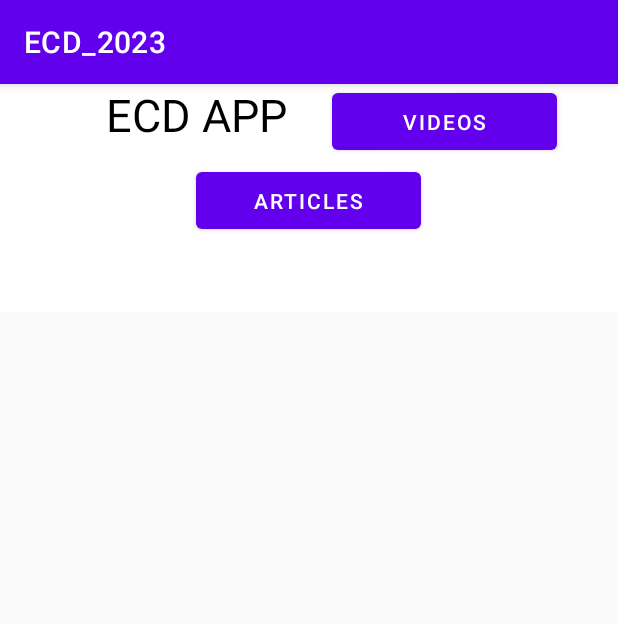
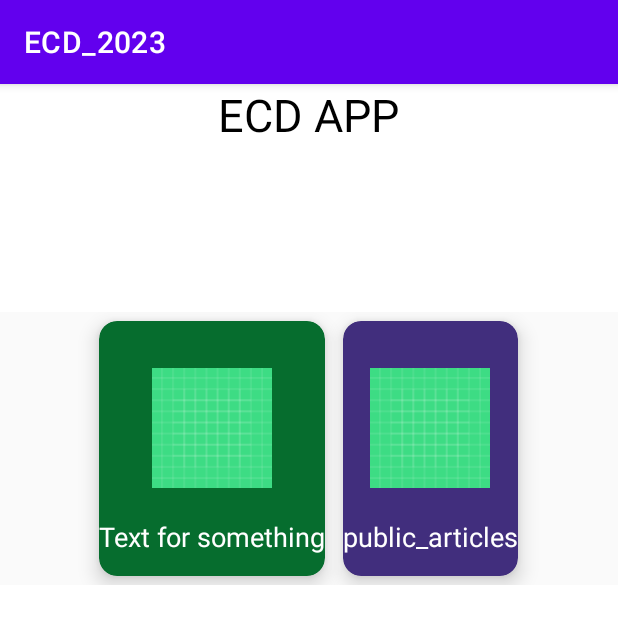
Before and after one commit to BeskarBaddie/ECDapp_2023, an Android app: the screen it shows after launch (Dashboard), on a phone screen of 412 x 824 dp. Shown: the top 624 px of the screen. Run offline under Robolectric (Android 15) with nearby library versions, the phone set to English and light mode, and no system bars; our stand-ins replace FlexboxLayout.

Commit message:
Front end now uses cards. Cards do not have images

```diff
--- a/app/src/main/java/com/honours/ecd_2023/Dashboard.java
+++ b/app/src/main/java/com/honours/ecd_2023/Dashboard.java
@@ -2,6 +2,7 @@ package com.honours.ecd_2023;
 
 
 import androidx.appcompat.app.AppCompatActivity;
+import androidx.cardview.widget.CardView;
 
 import android.content.Intent;
 import android.os.Bundle;
@@ -16,18 +17,18 @@ public class Dashboard extends AppCompatActivity {
     Button buttonVideo;
     Button buttonArticles;
 
+    CardView videoCard;
+
+    CardView articlesCard;
     @Override
     protected void onCreate(Bundle savedInstanceState) {
         super.onCreate(savedInstanceState);
         setContentView(R.layout.activity_dashboard);
 
-        buttonVideo = findViewById(R.id.buttonVideos);
-        buttonArticles = findViewById(R.id.buttonArticles);
+        articlesCard = findViewById(R.id.cardArticle);
+        videoCard = findViewById(R.id.cardContent);
 
-
-
-
-        buttonVideo.setOnClickListener(new View.OnClickListener() {
+        videoCard.setOnClickListener(new View.OnClickListener() {
             @Override
             public void onClick(View v) {
 
@@ -36,14 +37,13 @@ public class Dashboard extends AppCompatActivity {
             }
         });
 
-        buttonArticles.setOnClickListener(new View.OnClickListener() {
+        articlesCard.setOnClickListener(new View.OnClickListener() {
             @Override
             public void onClick(View v) {
-
                 goToArticles();
-
             }
         });
+
 
 
 
--- a/app/src/main/res/layout/activity_dashboard.xml
+++ b/app/src/main/res/layout/activity_dashboard.xml
@@ -7,10 +7,11 @@
     tools:context=".Dashboard">
 
     <LinearLayout
-        android:layout_height="match_parent"
         android:layout_width="match_parent"
+        android:layout_height="wrap_content"
         android:orientation="vertical"
-        android:paddingBottom="30dp">
+        android:paddingBottom="30dp"
+        app:layout_constraintTop_toTopOf="parent">
 
         <com.google.android.flexbox.FlexboxLayout
             android:layout_width="match_parent"
@@ -41,40 +42,12 @@
                     android:layout_width="wrap_content"
                     android:layout_height="wrap_content"
 
+                    android:layout_marginBottom="12dp"
                     android:paddingLeft="30dp"
                     android:paddingRight="30dp"
-                    android:layout_marginBottom="12dp"
                     android:text="@string/home_ecd_app"
                     android:textColor="@color/black"
                     android:textSize="30sp" />
-
-                <Button
-                    android:id="@+id/buttonVideos"
-                    android:layout_width="150dp"
-                    android:layout_height="50dp"
-                    android:layout_weight="1"
-                    android:width="79dp"
-
-
-                    android:text="Videos"
-                    app:layout_constraintBottom_toBottomOf="parent"
-                    app:layout_constraintEnd_toEndOf="parent"
-                    app:layout_constraintHorizontal_bias="0.061"
-                    app:layout_constraintStart_toStartOf="parent"
-                    app:layout_constraintTop_toTopOf="parent"
-                    app:layout_constraintVertical_bias="0.69" />
-
-                <Button
-                    android:id="@+id/buttonArticles"
-                    android:layout_width="150dp"
-                    android:layout_height="50dp"
-                    android:layout_weight="1"
-                    android:width="79dp"
-
-
-                    android:text="Articles"
-                    app:layout_constraintBottom_toTopOf="@+id/buttonVideos"
-                    app:layout_constraintEnd_toEndOf="parent" />
 
 
             </com.google.android.flexbox.FlexboxLayout>
@@ -90,22 +63,79 @@
                 app:justifyContent="center"
                 app:layout_flexBasisPercent="100%">
 
+                <androidx.cardview.widget.CardView
+                    android:id="@+id/cardContent"
+                    android:layout_width="wrap_content"
+                    android:layout_height="170dp"
+                    android:layout_margin="6dp"
+                    app:cardBackgroundColor="#066D2E"
+                    app:cardCornerRadius="12dp"
+                    app:cardElevation="8dp"
+                    app:layout_flexBasisPercent="45%">
 
+                    <LinearLayout
+                        android:layout_width="match_parent"
+                        android:layout_height="match_parent"
+                        android:gravity="center"
+                        android:orientation="vertical">
+
+                        <ImageView
+                            android:layout_width="80dp"
+                            android:layout_height="80dp"
+                            android:layout_marginTop="18dp"
+                            android:src="@drawable/ic_launcher_background" />
+
+                        <TextView
+                            android:layout_width="wrap_content"
+                            android:layout_height="wrap_content"
+                            android:layout_marginTop="20dp"
+
+                            android:text="Text for something"
+                            android:textColor="@color/white"
+                            android:textSize="18sp" />
+                    </LinearLayout>
+
+
+                </androidx.cardview.widget.CardView>
+
+                <androidx.cardview.widget.CardView
+                    android:id="@+id/cardArticle"
+                    android:layout_width="wrap_content"
+                    android:layout_height="170dp"
+                    android:layout_margin="6dp"
+                    app:cardBackgroundColor="#412E7D"
+                    app:cardCornerRadius="12dp"
+                    app:cardElevation="8dp"
+                    app:layout_flexBasisPercent="45%">
+
+                    <LinearLayout
+                        android:layout_width="match_parent"
+                        android:layout_height="match_parent"
+                        android:gravity="center"
+                        android:orientation="vertical">
+
+                        <ImageView
+                            android:layout_width="80dp"
+                            android:layout_height="80dp"
+                            android:layout_marginTop="18dp"
+                            android:src="@drawable/ic_launcher_background" />
+
+                        <TextView
+                            android:layout_width="wrap_content"
+                            android:layout_height="wrap_content"
+                            android:layout_marginTop="20dp"
+
+                            android:text="public_articles"
+                            android:textColor="@color/white"
+                            android:textSize="18sp" />
+                    </LinearLayout>
+                </androidx.cardview.widget.CardView>
 
 
             </com.google.android.flexbox.FlexboxLayout>
 
 
-
-
         </com.google.android.flexbox.FlexboxLayout>
-
-
-
-
-
-
-
 
 
     </LinearLayout>
```
